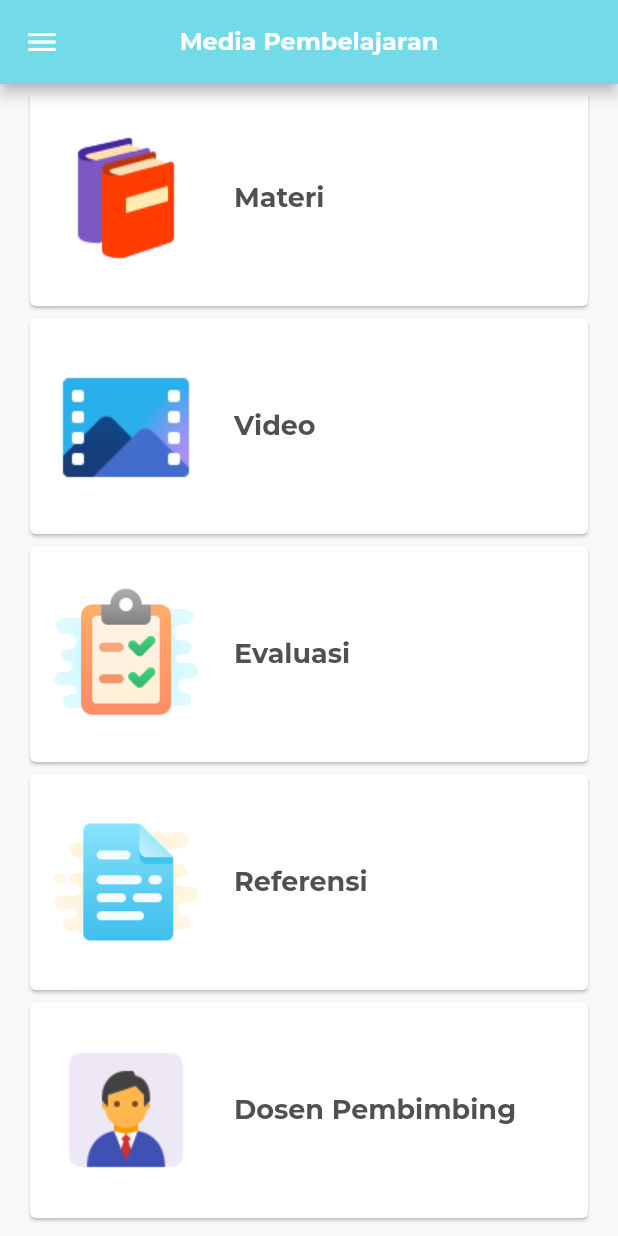
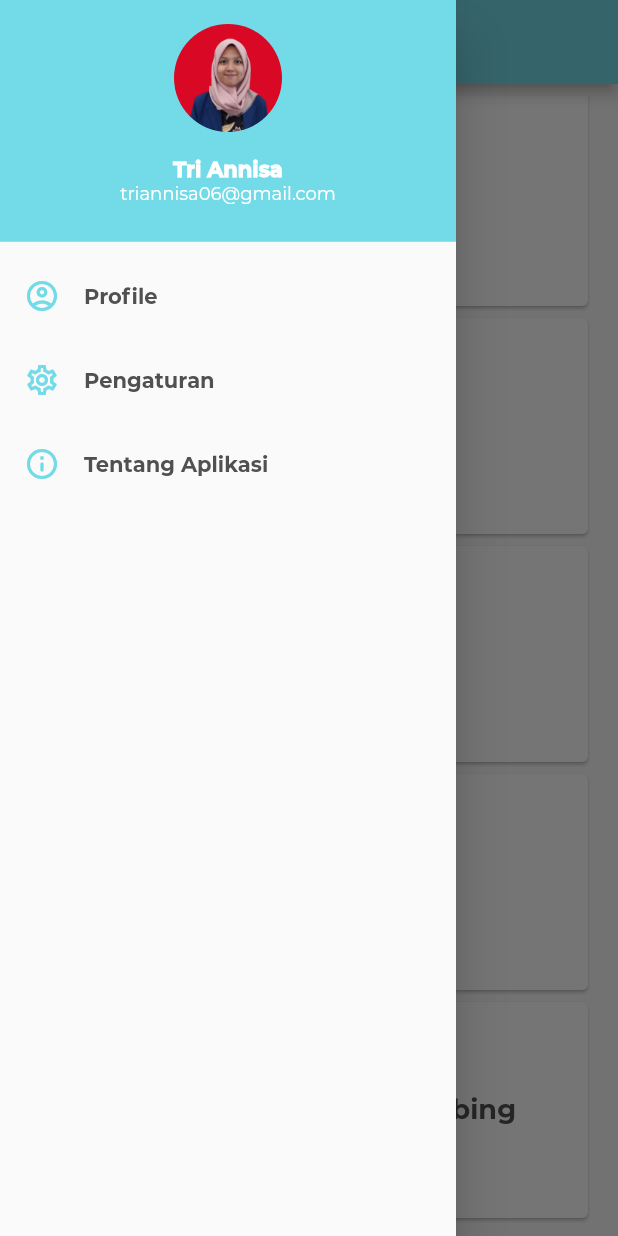
Before and after one commit to riansyahrobi8/TailorApp, a Flutter app: the Menus screen opened directly, scrolled down 160 dp, after a tap on the "menu" icon, on a phone screen of 412 x 824 dp. Run offline on Flutter 3.47's test engine with Material 2 defaults, Android fonts, the light colour scheme and no system bars; project files that could hold a hidden picture were left out.

Commit message:
fix nav drawer & add profile screen

```diff
--- a/lib/screens/Menus.dart
+++ b/lib/screens/Menus.dart
@@ -2,6 +2,7 @@ import 'dart:convert';
 
 import 'package:flutter/material.dart';
 import 'package:flutter/services.dart' show rootBundle;
+import 'package:tailorapp/widgets/MyNavDrawer.dart';
 
 class Menus extends StatefulWidget {
   @override
@@ -9,7 +10,7 @@ class Menus extends StatefulWidget {
 }
 
 class _MenusState extends State<Menus> {
-  final GlobalKey _scaffoldKey = new GlobalKey();
+  final GlobalKey<ScaffoldState> _scaffoldKey = new GlobalKey<ScaffoldState>();
 
   List<dynamic> data;
 
@@ -21,25 +22,14 @@ class _MenusState extends State<Menus> {
   @override
   Widget build(BuildContext context) {
     return Scaffold(
-      drawer: Drawer(
-        child: ListView(
-          children: [
-            DrawerHeader(
-              decoration: BoxDecoration(color: Color(0xFF73DAE7)),
-              child: Text("data"),
-            ),
-            ListTile(
-              title: Text("Profile"),
-            )
-          ],
-        ),
-      ),
+      drawer: MyNavDrawer(),
       key: _scaffoldKey,
+      primary: true,
       appBar: AppBar(
         leading: IconButton(
             icon: Icon(Icons.menu, color: Colors.white),
             onPressed: () {
-              _scaffoldKey.currentState;
+              _scaffoldKey.currentState.openDrawer();
             }),
         centerTitle: true,
         title: Text(
--- /dev/null
+++ b/lib/screens/Profile.dart
@@ -0,0 +1,22 @@
+import 'package:flutter/material.dart';
+
+class Profile extends StatelessWidget {
+  @override
+  Widget build(BuildContext context) {
+    return Scaffold(
+      appBar: AppBar(
+        iconTheme: IconThemeData(color: Colors.white),
+        title: Text(
+          "Profile",
+          style: TextStyle(
+              fontFamily: "Montserrat",
+              color: Colors.white,
+              fontWeight: FontWeight.w800),
+        ),
+      ),
+      body: Center(
+        child: Text("Hello World"),
+      ),
+    );
+  }
+}
--- /dev/null
+++ b/lib/widgets/MyNavDrawer.dart
@@ -0,0 +1,97 @@
+import 'package:flutter/material.dart';
+import 'package:tailorapp/screens/Profile.dart';
+
+class MyNavDrawer extends StatelessWidget {
+  const MyNavDrawer({
+    Key key,
+  }) : super(key: key);
+
+  @override
+  Widget build(BuildContext context) {
+    return Drawer(
+      child: ListView(
+        children: [
+          _buildDrawerHeader(),
+          _buildDrawerBodyItem(
+              iconData: Icons.account_circle_outlined,
+              title: "Profile",
+              onTap: () {
+                return Navigator.push(context,
+                    MaterialPageRoute(builder: (context) => Profile()));
+              }),
+          _buildDrawerBodyItem(
+              iconData: Icons.settings_outlined,
+              title: "Pengaturan",
+              onTap: () {}),
+          _buildDrawerBodyItem(
+              iconData: Icons.info_outline_rounded,
+              title: "Tentang Aplikasi",
+              onTap: () {})
+        ],
+      ),
+    );
+  }
+
+  DrawerHeader _buildDrawerHeader() {
+    return DrawerHeader(
+      decoration: BoxDecoration(color: Color(0xFF73DAE7)),
+      child: Column(
+        children: [
+          ClipRRect(
+            borderRadius: BorderRadius.circular(72.0),
+            child: Image.asset(
+              'assets/images/profile.jpg',
+              fit: BoxFit.cover,
+              width: 72.0,
+              height: 72.0,
+            ),
+          ),
+          SizedBox(
+            height: 16.0,
+          ),
+          Text(
+            "Tri Annisa",
+            style: TextStyle(
+                fontFamily: "Montserrat",
+                fontSize: 14.0,
+                color: Colors.white,
+                fontWeight: FontWeight.w900),
+          ),
+          Text(
+            "triannisa06@gmail.com",
+            style: TextStyle(
+                fontFamily: "Montserrat",
+                fontSize: 12.0,
+                color: Colors.white,
+                fontWeight: FontWeight.w500),
+          ),
+        ],
+      ),
+    );
+  }
+}
+
+Widget _buildDrawerBodyItem(
+    {IconData iconData, String title, GestureTapCallback onTap}) {
+  return ListTile(
+    title: Row(
+      children: [
+        Icon(
+          iconData,
+          color: Color(0xFF73DAE7),
+        ),
+        Padding(
+          padding: const EdgeInsets.only(left: 16.0),
+          child: Text(
+            title,
+            style: TextStyle(
+                fontFamily: "Montserrat",
+                color: Color(0xFF505050),
+                fontWeight: FontWeight.w800),
+          ),
+        )
+      ],
+    ),
+    onTap: onTap,
+  );
+}
```
Also changed, not shown: assets/images/profile.jpg (added).
